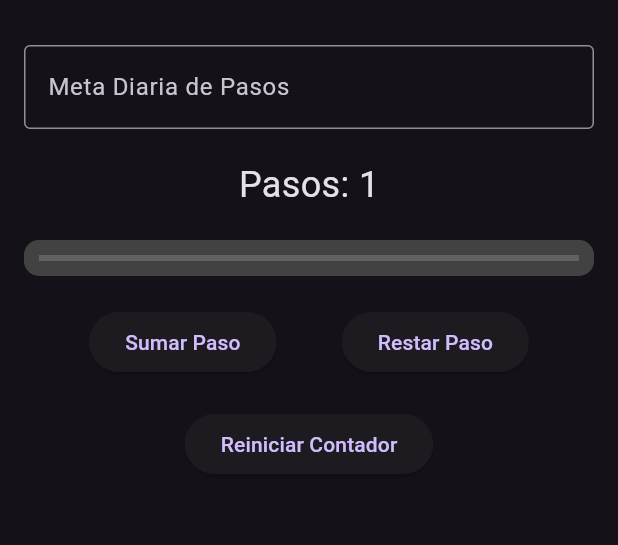
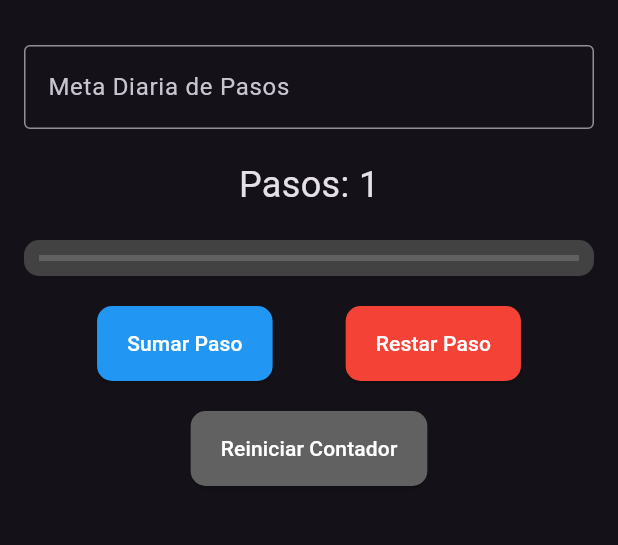
Before and after one commit to gabri117/seguimiento_metas_pasos, a Flutter app: the screen it shows after launch, after a tap on "Sumar Paso", on a phone screen of 412 x 824 dp, the part 63-608 px from its top. Run offline on Flutter 3.47's test engine with Material 3 defaults, Android fonts, the phone set to English and light mode, and no system bars.

Commit message:
Mejoras en el diseño de botones y funcionalidad de mostrar mensaje de felicitaciones al cumplir la meta.

```diff
--- a/lib/main.dart
+++ b/lib/main.dart
@@ -29,6 +29,16 @@ class _HomeScreenState extends State<HomeScreen> {
   int _pasos = 0;
   int _metaDiaria = 0;
   final TextEditingController _metaController = TextEditingController();
+
+  void _mostrarMensajeMetaCumplida(BuildContext context) {
+    ScaffoldMessenger.of(context).showSnackBar(
+      SnackBar(
+        content: Text('¡Felicitaciones! Has alcanzado tu meta de pasos.'),
+        duration: Duration(seconds: 3),
+        backgroundColor: Colors.green,
+      ),
+    );
+  }
 
   @override
   Widget build(BuildContext context) {
@@ -89,8 +99,19 @@ class _HomeScreenState extends State<HomeScreen> {
                   onPressed: () {
                     setState(() {
                       _pasos++;
+                      if (_metaDiaria > 0 && _pasos >= _metaDiaria) {
+                        _mostrarMensajeMetaCumplida(context);
+                      }
                     });
                   },
+                  style: ElevatedButton.styleFrom(
+                    backgroundColor: Colors.blue, // Color de fondo
+                    foregroundColor: Colors.white, // Color del texto
+                    padding: EdgeInsets.symmetric(horizontal: 20, vertical: 15),
+                    shape: RoundedRectangleBorder(
+                      borderRadius: BorderRadius.circular(10), // Bordes redondeados
+                    ),
+                  ),
                   child: Text('Sumar Paso'),
                 ),
                 ElevatedButton(
@@ -99,6 +120,14 @@ class _HomeScreenState extends State<HomeScreen> {
                       if (_pasos > 0) _pasos--;
                     });
                   },
+                  style: ElevatedButton.styleFrom(
+                    backgroundColor: Colors.red, // Color de fondo
+                    foregroundColor: Colors.white, // Color del texto
+                    padding: EdgeInsets.symmetric(horizontal: 20, vertical: 15),
+                    shape: RoundedRectangleBorder(
+                      borderRadius: BorderRadius.circular(10), // Bordes redondeados
+                    ),
+                  ),
                   child: Text('Restar Paso'),
                 ),
               ],
@@ -110,6 +139,14 @@ class _HomeScreenState extends State<HomeScreen> {
                   _pasos = 0;
                 });
               },
+              style: ElevatedButton.styleFrom(
+                backgroundColor: Colors.grey[700], // Color de fondo
+                foregroundColor: Colors.white, // Color del texto
+                padding: EdgeInsets.symmetric(horizontal: 20, vertical: 15),
+                shape: RoundedRectangleBorder(
+                  borderRadius: BorderRadius.circular(10), // Bordes redondeados
+                ),
+              ),
               child: Text('Reiniciar Contador'),
             ),
           ],
```
